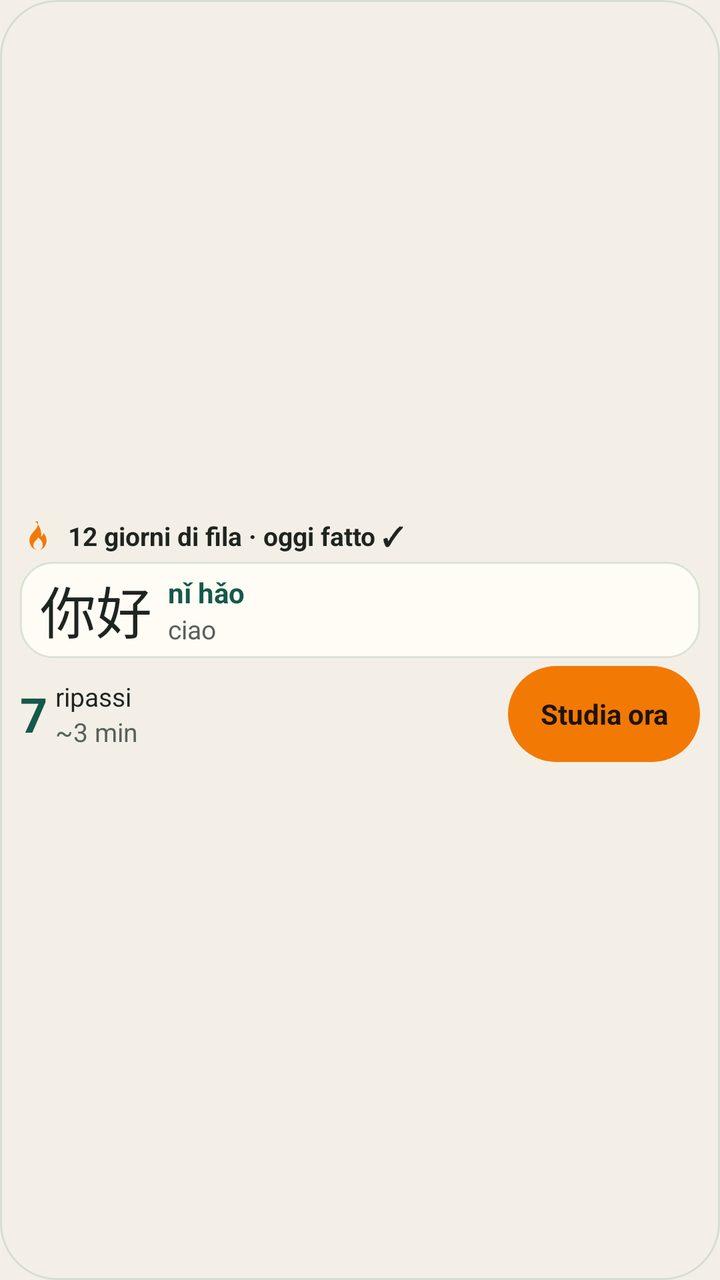
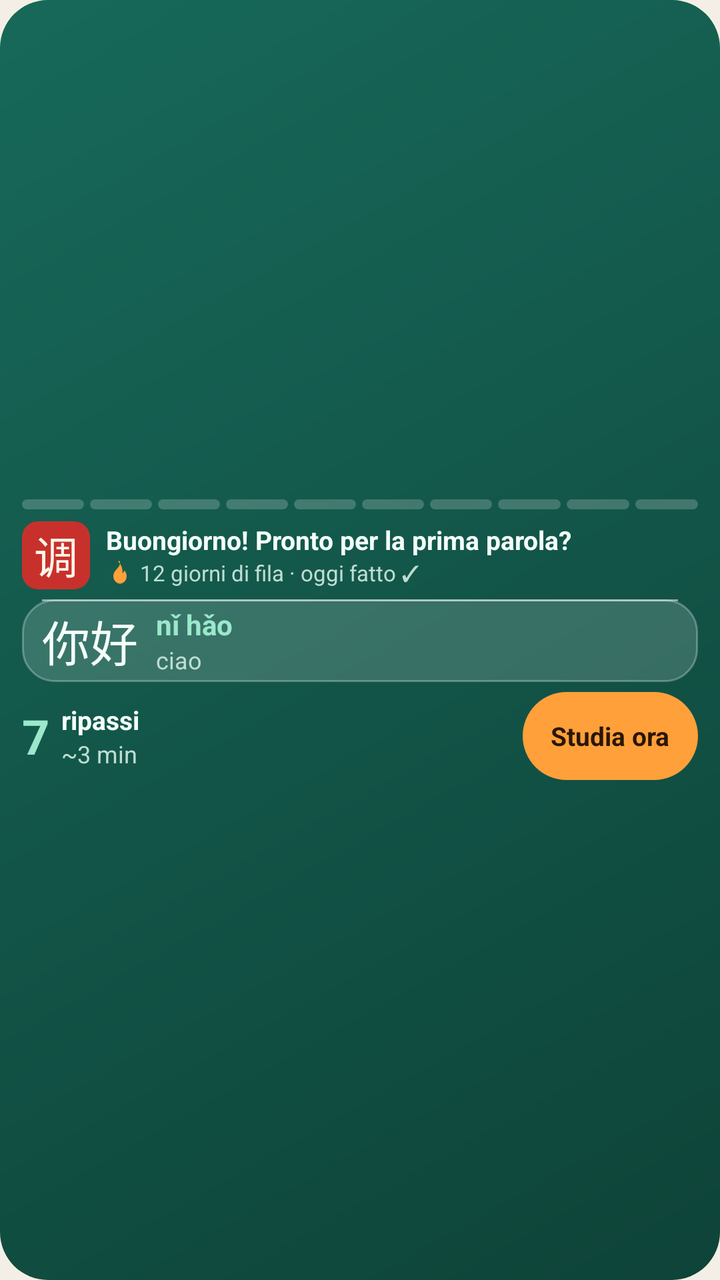

The first picture is an Android layout as it rendered before a commit; the second is the same layout after the commit. The layout source and the unified diff follow.
<!-- AndroidManifest.xml: application theme AppTheme -->
<!-- res/layout/widget_large_narrow.xml -->
<?xml version="1.0" encoding="utf-8"?>
<LinearLayout xmlns:android="http://schemas.android.com/apk/res/android"
    android:id="@+id/w_root" android:layout_width="match_parent" android:layout_height="match_parent"
    android:orientation="vertical" android:gravity="center_vertical" android:padding="10dp" android:background="@drawable/widget_bg">
    <LinearLayout android:layout_width="match_parent" android:layout_height="wrap_content" android:orientation="horizontal" android:gravity="center_vertical">
        <ImageView android:layout_width="18dp" android:layout_height="18dp" android:src="@drawable/ic_w_flame" android:importantForAccessibility="no" />
        <TextView android:id="@+id/w_streak" android:layout_width="0dp" android:layout_height="wrap_content" android:layout_weight="1"
            android:layout_marginStart="6dp" android:maxLines="1" android:ellipsize="end"
            android:text="@string/w_sample_streak" android:textColor="@color/w_ink" android:textSize="13sp" android:textStyle="bold" />
    </LinearLayout>
    <LinearLayout android:id="@+id/w_word" android:layout_width="match_parent" android:layout_height="wrap_content" android:minHeight="48dp"
        android:layout_marginTop="4dp" android:orientation="horizontal" android:gravity="center_vertical"
        android:paddingStart="10dp" android:paddingEnd="10dp" android:paddingTop="2dp" android:paddingBottom="2dp" android:background="@drawable/widget_card">
        <TextView android:id="@+id/w_hz" android:layout_width="wrap_content" android:layout_height="wrap_content" android:maxLines="1"
            android:text="@string/w_sample_hz" android:textColor="@color/w_ink" android:textSize="28sp" />
        <LinearLayout android:layout_width="0dp" android:layout_height="wrap_content" android:layout_weight="1" android:layout_marginStart="8dp" android:orientation="vertical">
            <TextView android:id="@+id/w_py" android:layout_width="match_parent" android:layout_height="wrap_content" android:maxLines="1" android:ellipsize="end"
                android:text="@string/w_sample_py" android:textColor="@color/w_accent" android:textSize="14sp" android:textStyle="bold" />
            <TextView android:id="@+id/w_it" android:layout_width="match_parent" android:layout_height="wrap_content" android:maxLines="1" android:ellipsize="end"
                android:text="@string/w_sample_it" android:textColor="@color/w_muted" android:textSize="13sp" />
        </LinearLayout>
    </LinearLayout>
    <LinearLayout android:layout_width="match_parent" android:layout_height="wrap_content" android:layout_marginTop="4dp" android:orientation="horizontal" android:gravity="center_vertical">
        <TextView android:id="@+id/w_due_n" android:layout_width="wrap_content" android:layout_height="wrap_content"
            android:text="@string/w_sample_n" android:textColor="@color/w_accent" android:textSize="24sp" android:textStyle="bold" />
        <LinearLayout android:layout_width="0dp" android:layout_height="wrap_content" android:layout_weight="1" android:layout_marginStart="4dp" android:orientation="vertical">
            <TextView android:id="@+id/w_due_l" android:layout_width="match_parent" android:layout_height="wrap_content" android:maxLines="1" android:ellipsize="end"
                android:text="@string/w_sample_label" android:textColor="@color/w_ink" android:textSize="13sp" />
            <TextView android:id="@+id/w_due_d" android:layout_width="match_parent" android:layout_height="wrap_content" android:maxLines="1" android:ellipsize="end"
                android:text="@string/w_sample_detail" android:textColor="@color/w_muted" android:textSize="13sp" />
        </LinearLayout>
        <TextView android:id="@+id/w_study" android:layout_width="wrap_content" android:layout_height="48dp" android:minWidth="48dp"
            android:gravity="center" android:paddingStart="16dp" android:paddingEnd="16dp" android:background="@drawable/widget_btn" android:text="@string/w_study"
            android:textColor="@color/w_on_orange" android:textSize="14sp" android:textStyle="bold" />
    </LinearLayout>
</LinearLayout>
<!-- resources referenced by this layout -->
<resources>
  <color name="w_accent">#14594A</color>
  <color name="w_ink">#1E2420</color>
  <color name="w_muted">#56625B</color>
  <color name="w_on_orange">#1E1409</color>
  <!-- drawable ic_w_flame (drawable) -->
  <?xml version="1.0" encoding="utf-8"?>
  <vector xmlns:android="http://schemas.android.com/apk/res/android" android:width="24dp" android:height="24dp" android:viewportWidth="24" android:viewportHeight="24">
      <path android:fillColor="@color/w_orange" android:pathData="M12,2.2c0.4,3.1 -1.1,4.8 -2.6,6.5C7.9,10.4 6.3,12.2 6.3,15c0,3.5 2.6,6.4 5.7,6.4s5.7,-2.9 5.7,-6.4c0,-2 -0.9,-3.7 -2,-5c-0.2,1.1 -0.8,2 -1.7,2.4c0.5,-3.2 -0.6,-7.4 -3.9,-10.2z" />
      <path android:fillColor="@color/w_bg" android:pathData="M12,21.4c-1.8,0 -3.1,-1.4 -3.1,-3.2c0,-1.6 1,-2.6 2,-3.6c0.5,-0.5 0.9,-1 1.1,-1.7c1.3,1.1 3.1,2.5 3.1,5.3c0,1.8 -1.3,3.2 -3.1,3.2z" />
  </vector>
  <!-- drawable widget_bg (drawable) -->
  <?xml version="1.0" encoding="utf-8"?>
  <shape xmlns:android="http://schemas.android.com/apk/res/android" android:shape="rectangle">
      <solid android:color="@color/w_bg" />
      <stroke android:width="1dp" android:color="@color/w_stroke" />
      <corners android:radius="24dp" />
  </shape>
  <!-- drawable widget_btn (drawable) -->
  <?xml version="1.0" encoding="utf-8"?>
  <ripple xmlns:android="http://schemas.android.com/apk/res/android" android:color="@color/w_ripple">
      <item>
          <shape android:shape="rectangle">
              <solid android:color="@color/w_orange" />
              <corners android:radius="24dp" />
          </shape>
      </item>
  </ripple>
  <!-- drawable widget_card (drawable) -->
  <?xml version="1.0" encoding="utf-8"?>
  <ripple xmlns:android="http://schemas.android.com/apk/res/android" android:color="@color/w_ripple">
      <item>
          <shape android:shape="rectangle">
              <solid android:color="@color/w_card" />
              <stroke android:width="1dp" android:color="@color/w_stroke" />
              <corners android:radius="16dp" />
          </shape>
      </item>
  </ripple>
  <string name="w_sample_hz">你好</string>
  <string name="w_sample_it">ciao</string>
  <string name="w_sample_n">7</string>
  <string name="w_study">Studia ora</string>
  <color name="w_orange">#F37905</color>
  <color name="w_bg">#F4EFE6</color>
  <color name="w_stroke">#1F14594A</color>
  <color name="w_ripple">#33000000</color>
  <color name="w_card">#FFFCF6</color>
  <color name="paper">#F4EFE6</color>
  <color name="accent">#14594A</color>
  <!-- unchanged entries left out for length: 5 -->
</resources>

<!-- the commit's change to res/layout/widget_large_narrow.xml (unified diff, before → after) -->
@@ -1,36 +1,48 @@
 <?xml version="1.0" encoding="utf-8"?>
 <LinearLayout xmlns:android="http://schemas.android.com/apk/res/android"
     android:id="@+id/w_root" android:layout_width="match_parent" android:layout_height="match_parent"
-    android:orientation="vertical" android:gravity="center_vertical" android:padding="10dp" android:background="@drawable/widget_bg">
-    <LinearLayout android:layout_width="match_parent" android:layout_height="wrap_content" android:orientation="horizontal" android:gravity="center_vertical">
-        <ImageView android:layout_width="18dp" android:layout_height="18dp" android:src="@drawable/ic_w_flame" android:importantForAccessibility="no" />
-        <TextView android:id="@+id/w_streak" android:layout_width="0dp" android:layout_height="wrap_content" android:layout_weight="1"
-            android:layout_marginStart="6dp" android:maxLines="1" android:ellipsize="end"
-            android:text="@string/w_sample_streak" android:textColor="@color/w_ink" android:textSize="13sp" android:textStyle="bold" />
+    android:orientation="vertical" android:gravity="center_vertical" android:padding="11dp" android:background="@drawable/w_giada_afternoon">
+    <LinearLayout android:id="@+id/w_segs" android:layout_width="match_parent" android:layout_height="5dp" android:layout_marginBottom="6dp" android:orientation="horizontal">
+        <ImageView android:id="@+id/w_s0" android:layout_width="0dp" android:layout_height="5dp" android:layout_weight="1" android:layout_marginEnd="3dp" android:src="@drawable/w_seg_off" android:scaleType="fitXY" android:importantForAccessibility="no" /><ImageView android:id="@+id/w_s1" android:layout_width="0dp" android:layout_height="5dp" android:layout_weight="1" android:layout_marginEnd="3dp" android:src="@drawable/w_seg_off" android:scaleType="fitXY" android:importantForAccessibility="no" /><ImageView android:id="@+id/w_s2" android:layout_width="0dp" android:layout_height="5dp" android:layout_weight="1" android:layout_marginEnd="3dp" android:src="@drawable/w_seg_off" android:scaleType="fitXY" android:importantForAccessibility="no" /><ImageView android:id="@+id/w_s3" android:layout_width="0dp" android:layout_height="5dp" android:layout_weight="1" android:layout_marginEnd="3dp" android:src="@drawable/w_seg_off" android:scaleType="fitXY" android:importantForAccessibility="no" /><ImageView android:id="@+id/w_s4" android:layout_width="0dp" android:layout_height="5dp" android:layout_weight="1" android:layout_marginEnd="3dp" android:src="@drawable/w_seg_off" android:scaleType="fitXY" android:importantForAccessibility="no" /><ImageView android:id="@+id/w_s5" android:layout_width="0dp" android:layout_height="5dp" android:layout_weight="1" android:layout_marginEnd="3dp" android:src="@drawable/w_seg_off" android:scaleType="fitXY" android:importantForAccessibility="no" /><ImageView android:id="@+id/w_s6" android:layout_width="0dp" android:layout_height="5dp" android:layout_weight="1" android:layout_marginEnd="3dp" android:src="@drawable/w_seg_off" android:scaleType="fitXY" android:importantForAccessibility="no" /><ImageView android:id="@+id/w_s7" android:layout_width="0dp" android:layout_height="5dp" android:layout_weight="1" android:layout_marginEnd="3dp" android:src="@drawable/w_seg_off" android:scaleType="fitXY" android:importantForAccessibility="no" /><ImageView android:id="@+id/w_s8" android:layout_width="0dp" android:layout_height="5dp" android:layout_weight="1" android:layout_marginEnd="3dp" android:src="@drawable/w_seg_off" android:scaleType="fitXY" android:importantForAccessibility="no" /><ImageView android:id="@+id/w_s9" android:layout_width="0dp" android:layout_height="5dp" android:layout_weight="1" android:layout_marginEnd="0dp" android:src="@drawable/w_seg_off" android:scaleType="fitXY" android:importantForAccessibility="no" />
     </LinearLayout>
-    <LinearLayout android:id="@+id/w_word" android:layout_width="match_parent" android:layout_height="wrap_content" android:minHeight="48dp"
-        android:layout_marginTop="4dp" android:orientation="horizontal" android:gravity="center_vertical"
-        android:paddingStart="10dp" android:paddingEnd="10dp" android:paddingTop="2dp" android:paddingBottom="2dp" android:background="@drawable/widget_card">
-        <TextView android:id="@+id/w_hz" android:layout_width="wrap_content" android:layout_height="wrap_content" android:maxLines="1"
-            android:text="@string/w_sample_hz" android:textColor="@color/w_ink" android:textSize="28sp" />
-        <LinearLayout android:layout_width="0dp" android:layout_height="wrap_content" android:layout_weight="1" android:layout_marginStart="8dp" android:orientation="vertical">
-            <TextView android:id="@+id/w_py" android:layout_width="match_parent" android:layout_height="wrap_content" android:maxLines="1" android:ellipsize="end"
-                android:text="@string/w_sample_py" android:textColor="@color/w_accent" android:textSize="14sp" android:textStyle="bold" />
-            <TextView android:id="@+id/w_it" android:layout_width="match_parent" android:layout_height="wrap_content" android:maxLines="1" android:ellipsize="end"
-                android:text="@string/w_sample_it" android:textColor="@color/w_muted" android:textSize="13sp" />
+        <LinearLayout android:layout_width="match_parent" android:layout_height="wrap_content" android:orientation="horizontal" android:gravity="center_vertical">
+            <FrameLayout android:layout_width="34dp" android:layout_height="34dp">
+                <TextView android:id="@+id/w_seal" android:layout_width="34dp" android:layout_height="34dp" android:gravity="center" android:background="@drawable/w_seal" android:text="调" android:textColor="#FFF6EA" android:textSize="22sp" android:importantForAccessibility="no" />
+                <ImageView android:id="@+id/w_icon" android:layout_width="34dp" android:layout_height="34dp" android:src="@drawable/ic_g_sun" android:visibility="gone" android:importantForAccessibility="no" />
+            </FrameLayout>
+            <LinearLayout android:layout_width="0dp" android:layout_height="wrap_content" android:layout_weight="1" android:layout_marginStart="8dp" android:orientation="vertical">
+                <TextView android:id="@+id/w_title" android:layout_width="match_parent" android:layout_height="wrap_content" android:maxLines="2" android:ellipsize="end"
+                    android:text="@string/w_sample_msg" android:textColor="@color/w_g_text" android:textSize="13sp" android:textStyle="bold" />
+                <LinearLayout android:layout_width="match_parent" android:layout_height="wrap_content" android:orientation="horizontal" android:gravity="center_vertical">
+                    <ImageView android:id="@+id/w_flame" android:layout_width="14dp" android:layout_height="14dp" android:src="@drawable/ic_g_flame" android:importantForAccessibility="no" />
+                    <TextView android:id="@+id/w_streak" android:layout_width="0dp" android:layout_height="wrap_content" android:layout_weight="1" android:layout_marginStart="3dp" android:maxLines="1" android:ellipsize="end"
+                        android:text="@string/w_sample_streak" android:textColor="@color/w_g_mute" android:textSize="11sp" />
+                </LinearLayout>
+            </LinearLayout>
         </LinearLayout>
-    </LinearLayout>
-    <LinearLayout android:layout_width="match_parent" android:layout_height="wrap_content" android:layout_marginTop="4dp" android:orientation="horizontal" android:gravity="center_vertical">
+        <LinearLayout android:id="@+id/w_word" android:layout_width="match_parent" android:layout_height="wrap_content" android:minHeight="40dp"
+            android:layout_marginTop="5dp" android:orientation="horizontal" android:gravity="center_vertical"
+            android:paddingStart="10dp" android:paddingEnd="10dp" android:paddingTop="3dp" android:paddingBottom="3dp" android:background="@drawable/w_glass">
+            <TextView android:id="@+id/w_hz" android:layout_width="wrap_content" android:layout_height="wrap_content" android:maxLines="1"
+                android:text="@string/w_sample_hz" android:textColor="@color/w_g_text" android:textSize="24sp" />
+            <LinearLayout android:layout_width="0dp" android:layout_height="wrap_content" android:layout_weight="1" android:layout_marginStart="9dp" android:orientation="vertical">
+                <TextView android:id="@+id/w_py" android:layout_width="match_parent" android:layout_height="wrap_content" android:maxLines="1" android:ellipsize="end"
+                    android:text="@string/w_sample_py" android:textColor="@color/w_g_mint" android:textSize="14sp" android:textStyle="bold" />
+                <TextView android:id="@+id/w_it" android:layout_width="match_parent" android:layout_height="wrap_content" android:maxLines="2" android:ellipsize="end"
+                    android:text="@string/w_sample_it" android:textColor="@color/w_g_mute" android:textSize="12sp" />
+            </LinearLayout>
+        </LinearLayout>
+    <LinearLayout android:id="@+id/w_right" android:layout_width="match_parent" android:layout_height="wrap_content" android:layout_marginTop="5dp" android:orientation="horizontal" android:gravity="center_vertical">
         <TextView android:id="@+id/w_due_n" android:layout_width="wrap_content" android:layout_height="wrap_content"
-            android:text="@string/w_sample_n" android:textColor="@color/w_accent" android:textSize="24sp" android:textStyle="bold" />
-        <LinearLayout android:layout_width="0dp" android:layout_height="wrap_content" android:layout_weight="1" android:layout_marginStart="4dp" android:orientation="vertical">
+            android:text="@string/w_sample_n" android:textColor="@color/w_g_mint" android:textSize="24sp" android:textStyle="bold" />
+        <LinearLayout android:layout_width="0dp" android:layout_height="wrap_content" android:layout_weight="1" android:layout_marginStart="6dp" android:orientation="vertical">
             <TextView android:id="@+id/w_due_l" android:layout_width="match_parent" android:layout_height="wrap_content" android:maxLines="1" android:ellipsize="end"
-                android:text="@string/w_sample_label" android:textColor="@color/w_ink" android:textSize="13sp" />
+                android:text="@string/w_sample_label" android:textColor="@color/w_g_text" android:textSize="13sp" android:textStyle="bold" />
             <TextView android:id="@+id/w_due_d" android:layout_width="match_parent" android:layout_height="wrap_content" android:maxLines="1" android:ellipsize="end"
-                android:text="@string/w_sample_detail" android:textColor="@color/w_muted" android:textSize="13sp" />
+                android:text="@string/w_sample_detail" android:textColor="@color/w_g_mute" android:textSize="12sp" />
         </LinearLayout>
-        <TextView android:id="@+id/w_study" android:layout_width="wrap_content" android:layout_height="48dp" android:minWidth="48dp"
-            android:gravity="center" android:paddingStart="16dp" android:paddingEnd="16dp" android:background="@drawable/widget_btn" android:text="@string/w_study"
-            android:textColor="@color/w_on_orange" android:textSize="14sp" android:textStyle="bold" />
+        <TextView android:id="@+id/w_study" android:layout_width="wrap_content" android:layout_height="44dp" android:minWidth="48dp"
+            android:gravity="center" android:paddingStart="14dp" android:paddingEnd="14dp" android:background="@drawable/w_btn_giada" android:text="@string/w_study"
+            android:textColor="@color/w_g_on_orange" android:textSize="13sp" android:textStyle="bold" />
     </LinearLayout>
 </LinearLayout>
<!-- resource entries referenced after the edit -->
@@ -1,52 +1,62 @@
 <!-- resources referenced by this layout -->
 <resources>
-  <color name="w_accent">#14594A</color>
-  <color name="w_ink">#1E2420</color>
-  <color name="w_muted">#56625B</color>
-  <color name="w_on_orange">#1E1409</color>
-  <!-- drawable ic_w_flame (drawable) -->
+  <color name="w_g_mint">#9BE8CB</color>
+  <color name="w_g_mute">#BFDDD2</color>
+  <color name="w_g_on_orange">#2A1604</color>
+  <color name="w_g_text">#F4FFF9</color>
+  <!-- drawable ic_g_flame (drawable) -->
   <?xml version="1.0" encoding="utf-8"?>
-  <vector xmlns:android="http://schemas.android.com/apk/res/android" android:width="24dp" android:height="24dp" android:viewportWidth="24" android:viewportHeight="24">
-      <path android:fillColor="@color/w_orange" android:pathData="M12,2.2c0.4,3.1 -1.1,4.8 -2.6,6.5C7.9,10.4 6.3,12.2 6.3,15c0,3.5 2.6,6.4 5.7,6.4s5.7,-2.9 5.7,-6.4c0,-2 -0.9,-3.7 -2,-5c-0.2,1.1 -0.8,2 -1.7,2.4c0.5,-3.2 -0.6,-7.4 -3.9,-10.2z" />
-      <path android:fillColor="@color/w_bg" android:pathData="M12,21.4c-1.8,0 -3.1,-1.4 -3.1,-3.2c0,-1.6 1,-2.6 2,-3.6c0.5,-0.5 0.9,-1 1.1,-1.7c1.3,1.1 3.1,2.5 3.1,5.3c0,1.8 -1.3,3.2 -3.1,3.2z" />
+  <vector xmlns:android="http://schemas.android.com/apk/res/android" android:width="40dp" android:height="40dp" android:viewportWidth="24" android:viewportHeight="24">
+      <path android:fillColor="@color/w_g_orange" android:pathData="M12,2.2c0.4,3.1 -1.1,4.8 -2.6,6.5C7.9,10.4 6.3,12.2 6.3,15c0,3.5 2.6,6.4 5.7,6.4s5.7,-2.9 5.7,-6.4c0,-2 -0.9,-3.7 -2,-5c-0.2,1.1 -0.8,2 -1.7,2.4c0.5,-3.2 -0.6,-7.4 -3.9,-10.2z" />
   </vector>
-  <!-- drawable widget_bg (drawable) -->
+  <!-- drawable ic_g_sun (drawable) -->
   <?xml version="1.0" encoding="utf-8"?>
-  <shape xmlns:android="http://schemas.android.com/apk/res/android" android:shape="rectangle">
-      <solid android:color="@color/w_bg" />
-      <stroke android:width="1dp" android:color="@color/w_stroke" />
-      <corners android:radius="24dp" />
-  </shape>
-  <!-- drawable widget_btn (drawable) -->
+  <vector xmlns:android="http://schemas.android.com/apk/res/android" android:width="40dp" android:height="40dp" android:viewportWidth="24" android:viewportHeight="24">
+      <path android:strokeColor="@color/w_g_orange" android:strokeWidth="1.8" android:fillColor="#00000000" android:pathData="M12,7.4a4.6,4.6 0 1,0 0.01,0z" />
+      <path android:strokeColor="@color/w_g_orange" android:strokeWidth="1.8" android:strokeLineCap="round" android:fillColor="#00000000" android:pathData="M12,2.4v2.4M12,19.2v2.4M2.4,12h2.4M19.2,12h2.4M5.2,5.2l1.7,1.7M17.1,17.1l1.7,1.7M5.2,18.8l1.7,-1.7M17.1,6.9l1.7,-1.7" />
+  </vector>
+  <!-- drawable w_btn_giada (drawable) -->
   <?xml version="1.0" encoding="utf-8"?>
-  <ripple xmlns:android="http://schemas.android.com/apk/res/android" android:color="@color/w_ripple">
+  <ripple xmlns:android="http://schemas.android.com/apk/res/android" android:color="@color/w_g_ripple">
+      <item><shape android:shape="rectangle"><solid android:color="@color/w_g_orange" /><corners android:radius="24dp" /></shape></item>
+  </ripple>
+  <!-- drawable w_giada_afternoon (drawable) -->
+  <?xml version="1.0" encoding="utf-8"?>
+  <layer-list xmlns:android="http://schemas.android.com/apk/res/android">
+      <item><shape android:shape="rectangle">
+      <gradient android:angle="315" android:startColor="@color/w_g_a" android:endColor="@color/w_g_b" />
+          <corners android:radius="24dp" />
+      </shape></item>
+  </layer-list>
+  <!-- drawable w_glass (drawable) -->
+  <?xml version="1.0" encoding="utf-8"?>
+  <ripple xmlns:android="http://schemas.android.com/apk/res/android" android:color="@color/w_g_ripple">
       <item>
-          <shape android:shape="rectangle">
-              <solid android:color="@color/w_orange" />
-              <corners android:radius="24dp" />
-          </shape>
+          <layer-list>
+              <item><shape android:shape="rectangle"><solid android:color="@color/w_g_glass" /><stroke android:width="1dp" android:color="@color/w_g_glass_line" /><corners android:radius="16dp" /></shape></item>
+              <item android:top="0dp" android:left="10dp" android:right="10dp" android:height="1dp" android:gravity="top"><shape android:shape="rectangle"><solid android:color="#80FFFFFF" /></shape></item>
+          </layer-list>
       </item>
   </ripple>
-  <!-- drawable widget_card (drawable) -->
+  <!-- drawable w_seal (drawable) -->
   <?xml version="1.0" encoding="utf-8"?>
-  <ripple xmlns:android="http://schemas.android.com/apk/res/android" android:color="@color/w_ripple">
-      <item>
-          <shape android:shape="rectangle">
-              <solid android:color="@color/w_card" />
-              <stroke android:width="1dp" android:color="@color/w_stroke" />
-              <corners android:radius="16dp" />
-          </shape>
-      </item>
-  </ripple>
+  <shape xmlns:android="http://schemas.android.com/apk/res/android" android:shape="rectangle"><solid android:color="@color/w_g_seal" /><corners android:radius="8dp" /></shape>
+  <!-- drawable w_seg_off (drawable) -->
+  <?xml version="1.0" encoding="utf-8"?>
+  <shape xmlns:android="http://schemas.android.com/apk/res/android" android:shape="rectangle"><solid android:color="@color/w_g_seg_off" /><corners android:radius="3dp" /><size android:width="40dp" android:height="5dp" /></shape>
   <string name="w_sample_hz">你好</string>
   <string name="w_sample_it">ciao</string>
+  <string name="w_sample_msg">Buongiorno! Pronto per la prima parola?</string>
   <string name="w_sample_n">7</string>
   <string name="w_study">Studia ora</string>
-  <color name="w_orange">#F37905</color>
-  <color name="w_bg">#F4EFE6</color>
-  <color name="w_stroke">#1F14594A</color>
-  <color name="w_ripple">#33000000</color>
-  <color name="w_card">#FFFCF6</color>
+  <color name="w_g_orange">#FFA03A</color>
+  <color name="w_g_ripple">#33FFFFFF</color>
+  <color name="w_g_a">#17695A</color>
+  <color name="w_g_b">#0E4338</color>
+  <color name="w_g_glass">#29FFFFFF</color>
+  <color name="w_g_glass_line">#47FFFFFF</color>
+  <color name="w_g_seal">#C8312B</color>
+  <color name="w_g_seg_off">#33FFFFFF</color>
   <color name="paper">#F4EFE6</color>
   <color name="accent">#14594A</color>
   <!-- unchanged entries left out for length: 5 -->
